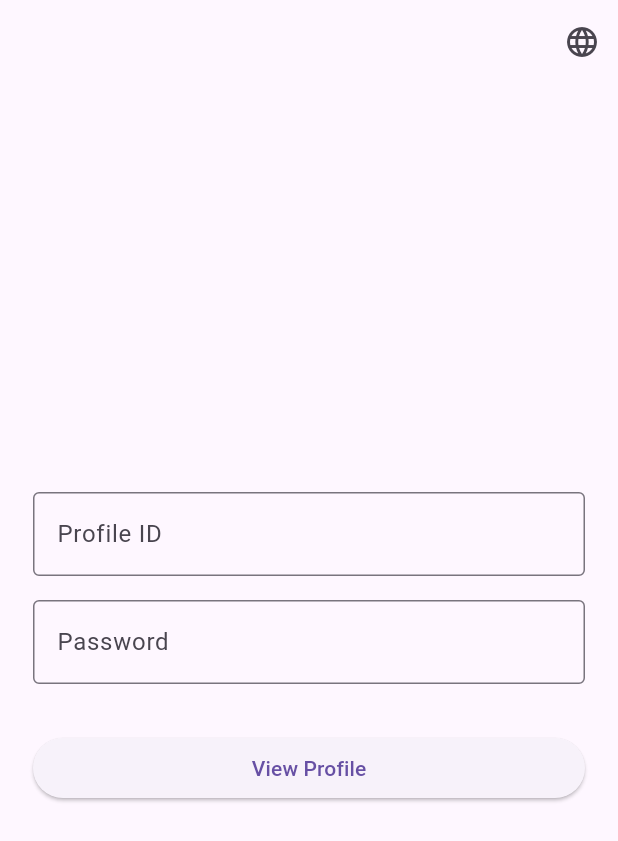
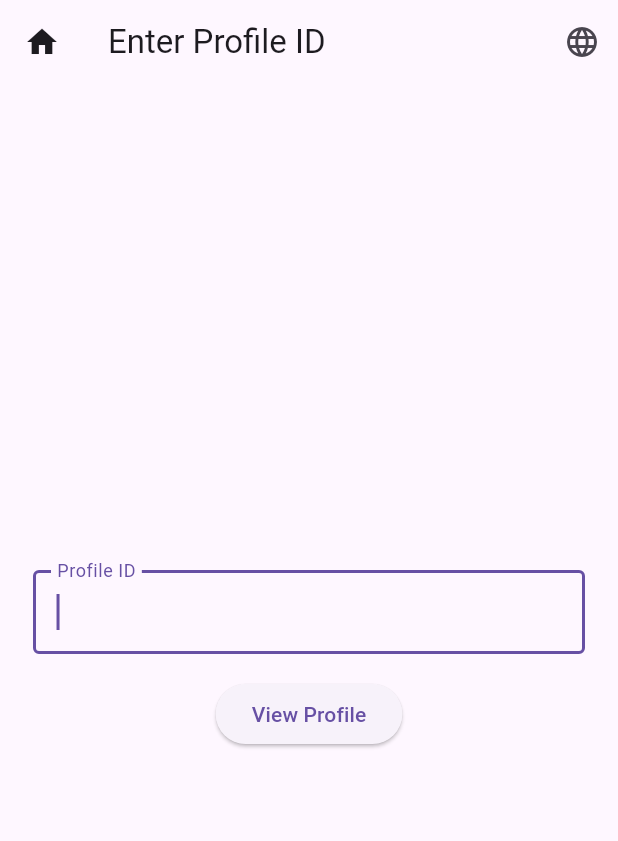
Before and after one commit to richardchui/personal_profile, a Flutter app: the screen it shows after launch, after a tap on "View Profile", on a phone screen of 412 x 824 dp. Shown: the top 841 px of the screen. Run offline on Flutter 3.47's test engine with Material 3 defaults, Android fonts, the phone set to English and light mode, and no system bars; our stand-ins replace flutter_dotenv, go_router, supabase_flutter; accounts and stored records are empty; network calls fail.

Commit message:
Implemented profile viewing

```diff
--- a/lib/l10n/app_en.arb
+++ b/lib/l10n/app_en.arb
@@ -29,7 +29,7 @@
   },
   "enterProfileId": "Enter Profile ID",
   "@enterProfileId": {
-    "description": "Title for dialog to enter profile ID"
+    "description": "Button text to enter profile ID"
   },
   "enterPassword": "Enter Password",
   "@enterPassword": {
@@ -37,7 +37,7 @@
   },
   "cancel": "Cancel",
   "@cancel": {
-    "description": "Button text to cancel an action"
+    "description": "Text for cancel button"
   },
   "save": "Save",
   "@save": {
@@ -202,5 +202,13 @@
   "invalidPasswordLength": "Password must be between 5 and 15 characters",
   "@invalidPasswordLength": {
     "description": "Error message shown when password length is invalid"
+  },
+  "errorProfileNotFound": "Profile not found",
+  "@errorProfileNotFound": {
+    "description": "Error message shown when a profile is not found"
+  },
+  "errorGeneric": "An error occurred. Please try again.",
+  "@errorGeneric": {
+    "description": "Generic error message shown when something goes wrong"
   }
 }
--- a/lib/l10n/app_localizations.dart
+++ b/lib/l10n/app_localizations.dart
@@ -139,7 +139,7 @@ abstract class AppLocalizations {
   /// **'Password'**
   String get password;
 
-  /// Title for dialog to enter profile ID
+  /// Button text to enter profile ID
   ///
   /// In en, this message translates to:
   /// **'Enter Profile ID'**
@@ -151,7 +151,7 @@ abstract class AppLocalizations {
   /// **'Enter Password'**
   String get enterPassword;
 
-  /// Button text to cancel an action
+  /// Text for cancel button
   ///
   /// In en, this message translates to:
   /// **'Cancel'**
@@ -402,6 +402,18 @@ abstract class AppLocalizations {
   /// In en, this message translates to:
   /// **'Password must be between 5 and 15 characters'**
   String get invalidPasswordLength;
+
+  /// Error message shown when a profile is not found
+  ///
+  /// In en, this message translates to:
+  /// **'Profile not found'**
+  String get errorProfileNotFound;
+
+  /// Generic error message shown when something goes wrong
+  ///
+  /// In en, this message translates to:
+  /// **'An error occurred. Please try again.'**
+  String get errorGeneric;
 }
 
 class _AppLocalizationsDelegate extends LocalizationsDelegate<AppLocalizations> {
--- a/lib/l10n/app_localizations_en.dart
+++ b/lib/l10n/app_localizations_en.dart
@@ -160,4 +160,10 @@ class AppLocalizationsEn extends AppLocalizations {
 
   @override
   String get invalidPasswordLength => 'Password must be between 5 and 15 characters';
+
+  @override
+  String get errorProfileNotFound => 'Profile not found';
+
+  @override
+  String get errorGeneric => 'An error occurred. Please try again.';
 }
--- a/lib/router.dart
+++ b/lib/router.dart
@@ -4,6 +4,7 @@ import 'package:personal_profile/screens/home_screen.dart';
 import 'package:personal_profile/screens/create_profile_screen.dart';
 import 'package:personal_profile/screens/view_profile_screen.dart';
 import 'package:personal_profile/screens/edit_profile_screen.dart';
+import 'package:personal_profile/screens/enter_profile_id_screen.dart';
 
 final router = GoRouter(
   initialLocation: '/',
@@ -15,6 +16,10 @@ final router = GoRouter(
     GoRoute(
       path: '/create',
       builder: (context, state) => const CreateProfileScreen(),
+    ),
+    GoRoute(
+      path: '/enter-id',
+      builder: (context, state) => const EnterProfileIdScreen(),
     ),
     GoRoute(
       path: '/view/:id',
--- /dev/null
+++ b/lib/screens/enter_profile_id_screen.dart
@@ -0,0 +1,111 @@
+import 'package:flutter/material.dart';
+import 'package:go_router/go_router.dart';
+import 'package:personal_profile/l10n/app_localizations.dart';
+import 'package:personal_profile/services/supabase_service.dart';
+import 'package:personal_profile/widgets/common_app_bar.dart';
+
+class EnterProfileIdScreen extends StatefulWidget {
+  const EnterProfileIdScreen({super.key});
+
+  @override
+  State<EnterProfileIdScreen> createState() => _EnterProfileIdScreenState();
+}
+
+class _EnterProfileIdScreenState extends State<EnterProfileIdScreen> {
+  final _idController = TextEditingController();
+  bool _isLoading = false;
+  String? _error;
+
+  @override
+  void dispose() {
+    _idController.dispose();
+    super.dispose();
+  }
+
+  void _onViewProfile() async {
+    if (_idController.text.isEmpty) return;
+
+    setState(() {
+      _isLoading = true;
+      _error = null;
+    });
+
+    try {
+      final service = SupabaseService();
+      final exists = await service.profileExists(_idController.text);
+
+      if (!mounted) return;
+
+      if (!exists) {
+        setState(() {
+          _error = AppLocalizations.of(context)!.errorProfileNotFound;
+          _isLoading = false;
+        });
+        return;
+      }
+
+      context.go('/view/${_idController.text}');
+    } catch (e) {
+      if (!mounted) return;
+      setState(() {
+        _error = AppLocalizations.of(context)!.errorGeneric;
+        _isLoading = false;
+      });
+    }
+  }
+
+  @override
+  Widget build(BuildContext context) {
+    final l10n = AppLocalizations.of(context)!;
+
+    return Scaffold(
+      appBar: CommonAppBar(
+        title: l10n.enterProfileId,
+      ),
+      body: Center(
+        child: ConstrainedBox(
+          constraints: const BoxConstraints(maxWidth: 400),
+          child: Padding(
+            padding: const EdgeInsets.all(16.0),
+            child: Column(
+              mainAxisAlignment: MainAxisAlignment.center,
+              children: [
+                TextField(
+                  controller: _idController,
+                  decoration: InputDecoration(
+                    labelText: l10n.profileId,
+                    border: const OutlineInputBorder(),
+                  ),
+                  onSubmitted: (_) => _onViewProfile(),
+                  autofocus: true,
+                  enabled: !_isLoading,
+                ),
+                if (_error != null)
+                  Padding(
+                    padding: const EdgeInsets.only(top: 8.0),
+                    child: Text(
+                      _error!,
+                      style: TextStyle(color: Theme.of(context).colorScheme.error),
+                    ),
+                  ),
+                const SizedBox(height: 16),
+                ElevatedButton(
+                  onPressed: _isLoading ? null : _onViewProfile,
+                  child: _isLoading
+                      ? const SizedBox(
+                          width: 20,
+                          height: 20,
+                          child: CircularProgressIndicator(
+                            strokeWidth: 2,
+                          ),
+                        )
+                      : Text(l10n.viewProfile),
+                ),
+              ],
+            ),
+          ),
+        ),
+      ),
+    );
+  }
+}
--- a/lib/screens/home_screen.dart
+++ b/lib/screens/home_screen.dart
@@ -1,77 +1,19 @@
 import 'package:flutter/material.dart';
+import 'package:go_router/go_router.dart';
 import 'package:personal_profile/l10n/app_localizations.dart';
-import 'package:go_router/go_router.dart';
-import 'package:personal_profile/services/supabase_service.dart';
 import 'package:personal_profile/widgets/common_app_bar.dart';
 
-class HomeScreen extends StatefulWidget {
+class HomeScreen extends StatelessWidget {
   const HomeScreen({super.key});
-
-  @override
-  State<HomeScreen> createState() => _HomeScreenState();
-}
-
-class _HomeScreenState extends State<HomeScreen> {
-  final _idController = TextEditingController();
-  final _passwordController = TextEditingController();
-  bool _isViewingProfile = false;
-  String? _error;
-
-  @override
-  void dispose() {
-    _idController.dispose();
-    _passwordController.dispose();
-    super.dispose();
-  }
-
-  void _onViewProfile() async {
-    if (!_isViewingProfile) {
-      setState(() {
-        _isViewingProfile = true;
-        _error = null;
-      });
-      return;
-    }
-
-    final id = _idController.text.trim();
-    final password = _passwordController.text.trim();
-
-    if (id.isEmpty || password.isEmpty) {
-      setState(() {
-        _error = AppLocalizations.of(context)!.requiredField;
-      });
-      return;
-    }
-
-    try {
-      final profile = await SupabaseService().getProfile(id);
-      if (profile == null || profile.password != password) {
-        setState(() {
-          _error = AppLocalizations.of(context)!.invalidCredentials;
-        });
-        return;
-      }
-
-      if (mounted) {
-        context.go('/view/$id');
-      }
-    } catch (e) {
-      setState(() {
-        _error = AppLocalizations.of(context)!.invalidCredentials;
-      });
-    }
-  }
-
-  void _onCreateProfile() {
-    context.go('/create');
-  }
 
   @override
   Widget build(BuildContext context) {
     final l10n = AppLocalizations.of(context)!;
 
     return Scaffold(
-      appBar: const CommonAppBar(),
+      appBar: CommonAppBar(
+        title: l10n.appTitle,
+      ),
       body: Center(
         child: ConstrainedBox(
           constraints: const BoxConstraints(maxWidth: 400),
@@ -79,45 +21,22 @@ class _HomeScreenState extends State<HomeScreen> {
             padding: const EdgeInsets.all(16.0),
             child: Column(
               mainAxisAlignment: MainAxisAlignment.center,
-              crossAxisAlignment: CrossAxisAlignment.stretch,
               children: [
-                if (_isViewingProfile) ...[
-                  TextField(
-                    controller: _idController,
-                    decoration: InputDecoration(
-                      labelText: l10n.profileId,
-                      border: const OutlineInputBorder(),
-                    ),
+                SizedBox(
+                  width: double.infinity,
+                  child: ElevatedButton(
+                    onPressed: () => context.go('/enter-id'),
+                    child: Text(l10n.viewProfile),
                   ),
-                  const SizedBox(height: 16),
-                  TextField(
-                    controller: _passwordController,
-                    decoration: InputDecoration(
-                      labelText: l10n.password,
-                      border: const OutlineInputBorder(),
-                    ),
-                    obscureText: true,
-                  ),
-                  if (_error != null) ...[
-                    const SizedBox(height: 16),
-                    Text(
-                      _error!,
-                      style: TextStyle(color: Theme.of(context).colorScheme.error),
-                      textAlign: TextAlign.center,
-                    ),
-                  ],
-                  const SizedBox(height: 32),
-                ],
-                ElevatedButton(
-                  onPressed: _onViewProfile,
-                  child: Text(_isViewingProfile ? l10n.viewProfile : l10n.viewProfile),
                 ),
                 const SizedBox(height: 16),
-                if (!_isViewingProfile)
-                  ElevatedButton(
-                    onPressed: _onCreateProfile,
+                SizedBox(
+                  width: double.infinity,
+                  child: ElevatedButton(
+                    onPressed: () => context.go('/create'),
                     child: Text(l10n.createProfile),
                   ),
+                ),
               ],
             ),
           ),
```
Also changed, not shown: lib/l10n/app_localizations_zh.dart (+20 -2 lines), lib/l10n/app_zh_CN.arb (+9 -1 lines), lib/l10n/app_zh_TW.arb (+9 -1 lines), lib/screens/view_profile_screen.dart (+15 -109 lines), lib/services/supabase_service.dart (+17 -5 lines).
